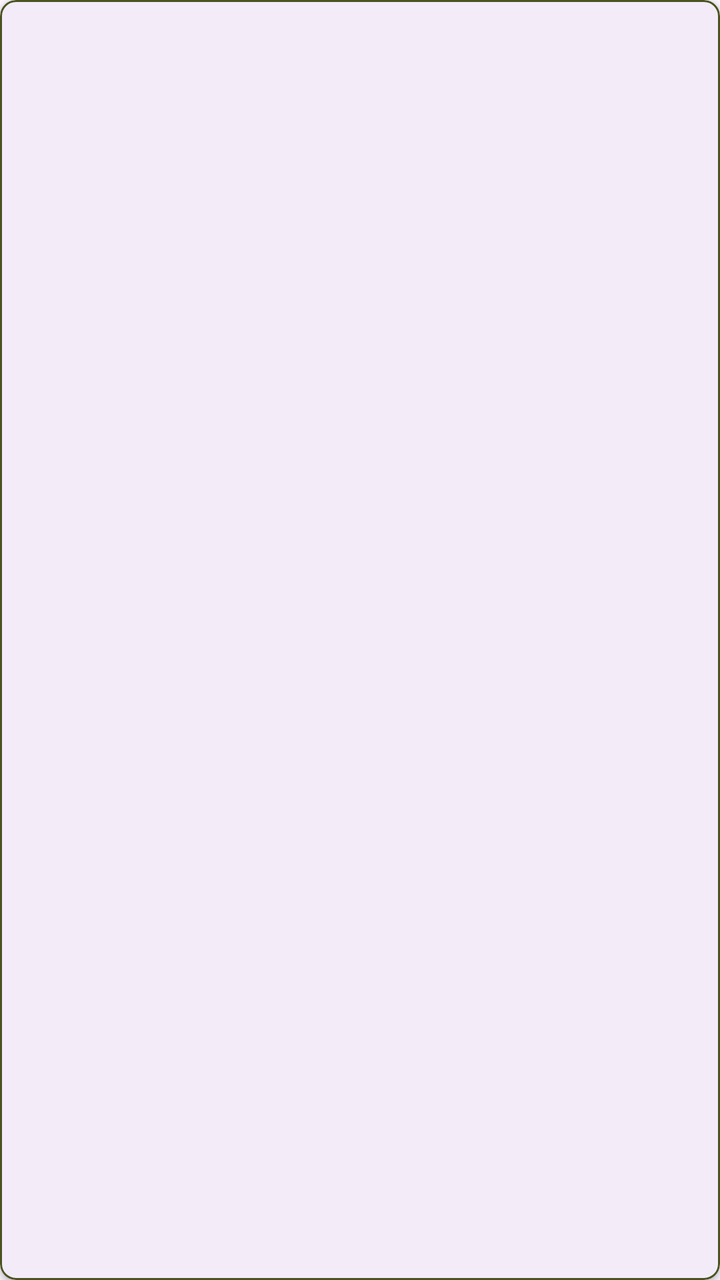
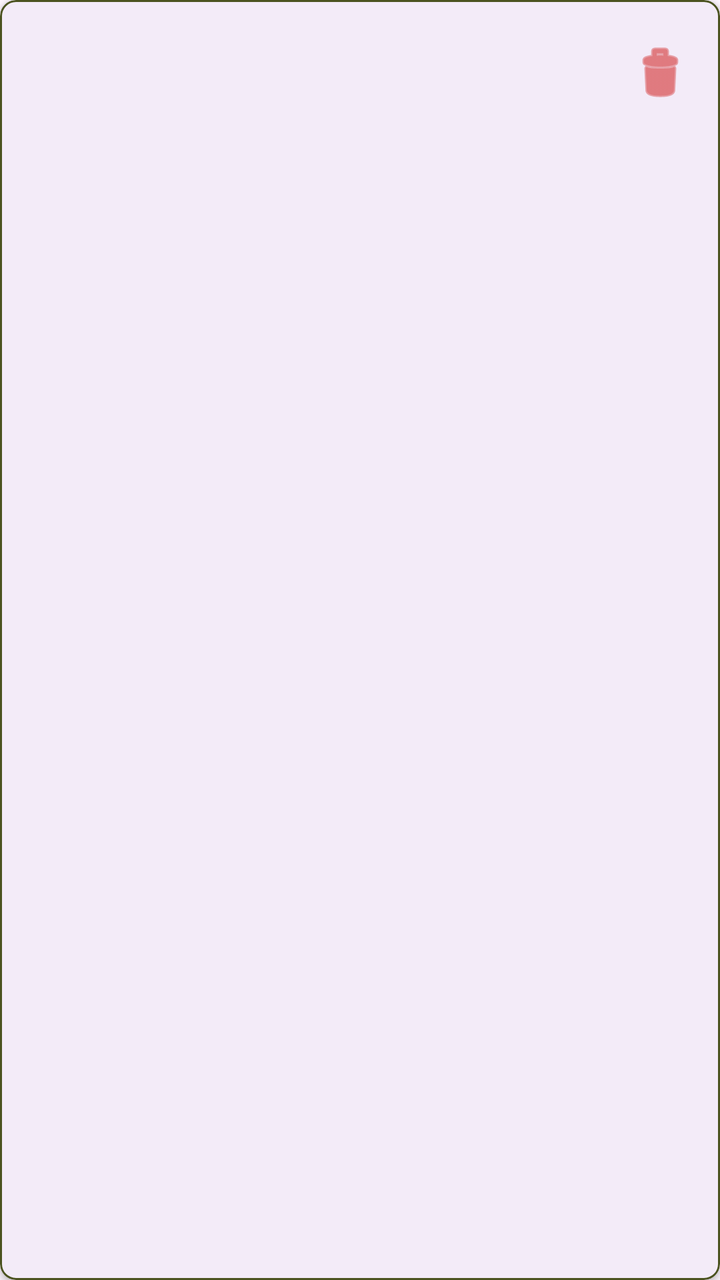

The first picture is an Android layout as it rendered before a commit; the second is the same layout after the commit. The layout source and the unified diff follow.
<!-- AndroidManifest.xml: application theme Theme.SmartPantryManager -->
<!-- res/layout/item_pantry_ingredient.xml -->
<?xml version="1.0" encoding="utf-8"?>
<com.google.android.material.card.MaterialCardView xmlns:android="http://schemas.android.com/apk/res/android"
    xmlns:app="http://schemas.android.com/apk/res-auto"
    android:layout_width="match_parent"
    android:layout_height="wrap_content"
    android:layout_marginHorizontal="16dp"
    android:layout_marginVertical="8dp"
    app:cardElevation="2dp"
    app:cardCornerRadius="8dp"
    app:strokeColor="@color/army_green"
    app:strokeWidth="1dp">

    <androidx.constraintlayout.widget.ConstraintLayout
        android:layout_width="match_parent"
        android:layout_height="wrap_content"
        android:padding="16dp">

        <TextView
            android:id="@+id/textViewItemName"
            android:layout_width="0dp"
            android:layout_height="wrap_content"
            android:textSize="18sp"
            android:textStyle="bold"
            app:layout_constraintTop_toTopOf="parent"
            app:layout_constraintStart_toStartOf="parent"
            app:layout_constraintEnd_toStartOf="@id/textViewItemQuantity" />

        <TextView
            android:id="@+id/textViewItemQuantity"
            android:layout_width="wrap_content"
            android:layout_height="wrap_content"
            android:textSize="16sp"
            android:textColor="@color/army_green"
            android:textStyle="bold"
            app:layout_constraintTop_toTopOf="parent"
            app:layout_constraintEnd_toEndOf="parent" />

        <TextView
            android:id="@+id/textViewItemExpiry"
            android:layout_width="wrap_content"
            android:layout_height="wrap_content"
            android:layout_marginTop="8dp"
            android:textSize="14sp"
            app:layout_constraintTop_toBottomOf="@id/textViewItemName"
            app:layout_constraintStart_toStartOf="parent" />

    </androidx.constraintlayout.widget.ConstraintLayout>
</com.google.android.material.card.MaterialCardView>
<!-- resources referenced by this layout -->
<resources>
  <color name="army_green">#4B5320</color>
  <style name="Theme.SmartPantryManager" parent="Base.Theme.SmartPantryManager" />
  <style name="Base.Theme.SmartPantryManager" parent="Theme.Material3.DayNight.NoActionBar">
          
          
      </style>
</resources>

<!-- the commit's change to res/layout/item_pantry_ingredient.xml (unified diff, before → after) -->
@@ -1,10 +1,11 @@
 <?xml version="1.0" encoding="utf-8"?>
 <com.google.android.material.card.MaterialCardView xmlns:android="http://schemas.android.com/apk/res/android"
     xmlns:app="http://schemas.android.com/apk/res-auto"
+    android:id="@+id/cardViewPantryItem"
     android:layout_width="match_parent"
     android:layout_height="wrap_content"
     android:layout_marginHorizontal="16dp"
-    android:layout_marginVertical="8dp"
+    android:layout_marginVertical="6dp"
     app:cardElevation="2dp"
     app:cardCornerRadius="8dp"
     app:strokeColor="@color/army_green"
@@ -13,7 +14,7 @@
     <androidx.constraintlayout.widget.ConstraintLayout
         android:layout_width="match_parent"
         android:layout_height="wrap_content"
-        android:padding="16dp">
+        android:padding="12dp">
 
         <TextView
             android:id="@+id/textViewItemName"
@@ -21,6 +22,7 @@
             android:layout_height="wrap_content"
             android:textSize="18sp"
             android:textStyle="bold"
+            android:layout_marginEnd="8dp"
             app:layout_constraintTop_toTopOf="parent"
             app:layout_constraintStart_toStartOf="parent"
             app:layout_constraintEnd_toStartOf="@id/textViewItemQuantity" />
@@ -32,17 +34,30 @@
             android:textSize="16sp"
             android:textColor="@color/army_green"
             android:textStyle="bold"
+            android:layout_marginEnd="12dp"
             app:layout_constraintTop_toTopOf="parent"
-            app:layout_constraintEnd_toEndOf="parent" />
+            app:layout_constraintEnd_toStartOf="@id/buttonDelete" />
 
         <TextView
             android:id="@+id/textViewItemExpiry"
             android:layout_width="wrap_content"
             android:layout_height="wrap_content"
-            android:layout_marginTop="8dp"
+            android:layout_marginTop="6dp"
             android:textSize="14sp"
             app:layout_constraintTop_toBottomOf="@id/textViewItemName"
             app:layout_constraintStart_toStartOf="parent" />
 
+        <ImageButton
+            android:id="@+id/buttonDelete"
+            android:layout_width="36dp"
+            android:layout_height="36dp"
+            android:background="?attr/selectableItemBackgroundBorderless"
+            android:contentDescription="Delete Ingredient"
+            android:src="@android:drawable/ic_menu_delete"
+            app:tint="#D32F2F"
+            app:layout_constraintTop_toTopOf="parent"
+            app:layout_constraintBottom_toBottomOf="parent"
+            app:layout_constraintEnd_toEndOf="parent" />
+
     </androidx.constraintlayout.widget.ConstraintLayout>
 </com.google.android.material.card.MaterialCardView>
